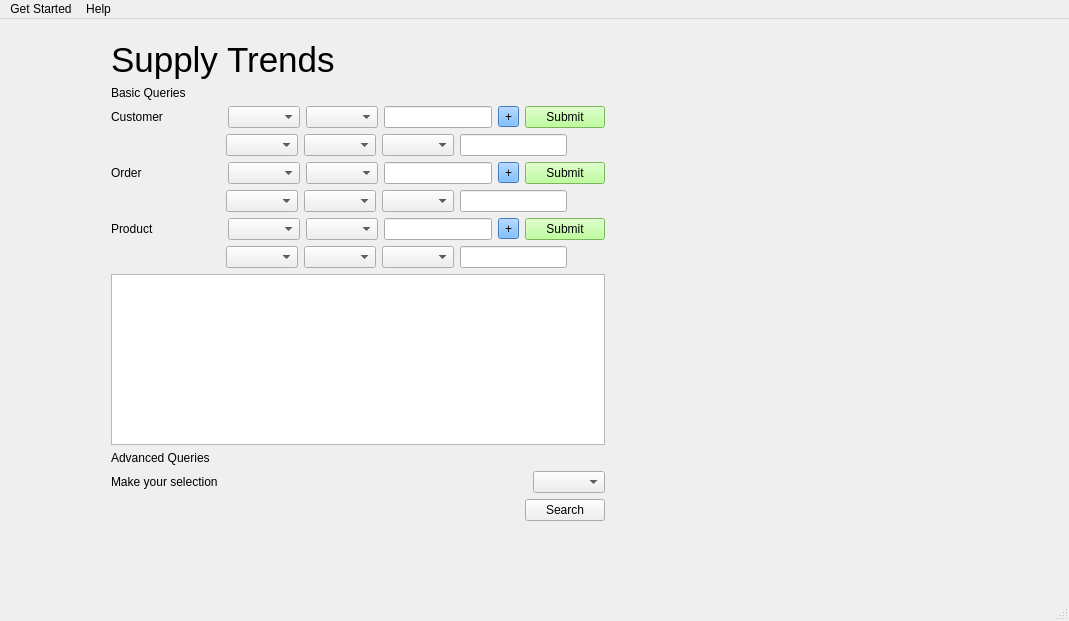
Qt form mainPage_New.ui (Leoyang158/SupplyChain_CSCE310) before a commit.
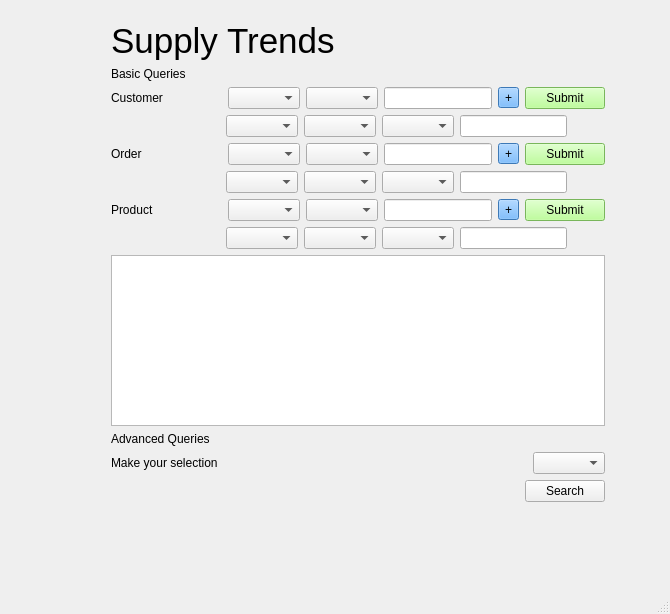
The same form after that commit.

Commit message: Removed menu bar

Patch:
```diff
--- a/mainPage_New.ui
+++ b/mainPage_New.ui
@@ -6,8 +6,8 @@
    <rect>
     <x>0</x>
     <y>0</y>
-    <width>1069</width>
-    <height>621</height>
+    <width>670</width>
+    <height>614</height>
    </rect>
   </property>
   <property name="windowTitle">
@@ -533,28 +533,6 @@
    </widget>
   </widget>
   <widget class="QStatusBar" name="statusbar"/>
-  <widget class="QMenuBar" name="menubar">
-   <property name="geometry">
-    <rect>
-     <x>0</x>
-     <y>0</y>
-     <width>1069</width>
-     <height>20</height>
-    </rect>
-   </property>
-   <widget class="QMenu" name="menuGet_Start">
-    <property name="title">
-     <string>Get Started</string>
-    </property>
-   </widget>
-   <widget class="QMenu" name="menuHelp">
-    <property name="title">
-     <string>Help</string>
-    </property>
-   </widget>
-   <addaction name="menuGet_Start"/>
-   <addaction name="menuHelp"/>
-  </widget>
  </widget>
  <resources/>
  <connections/>
```
